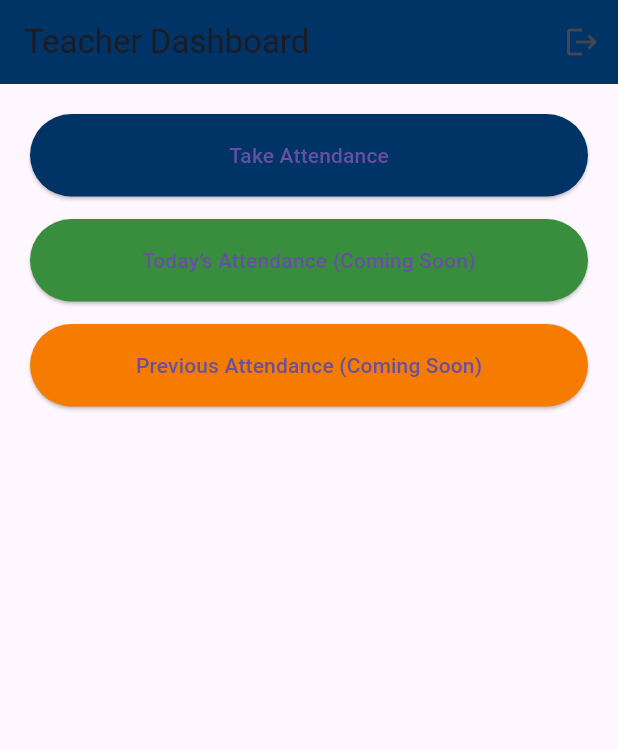
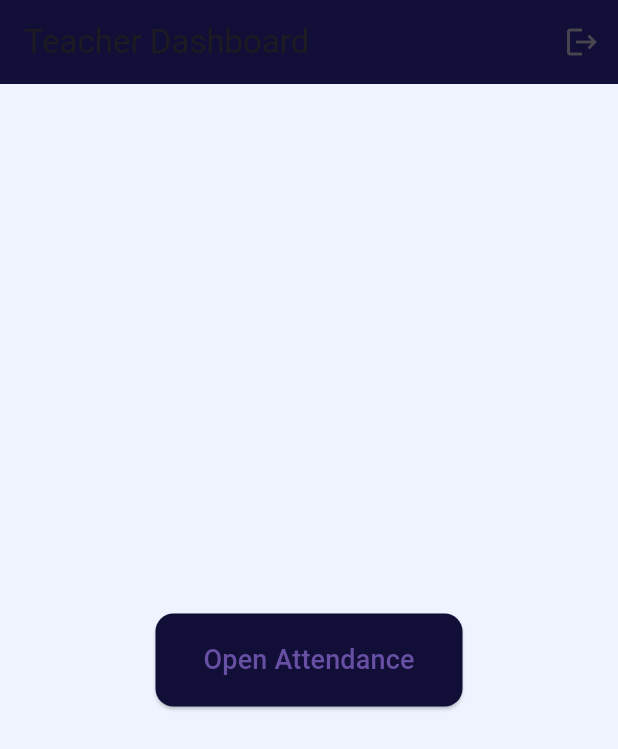
Before and after one commit to vidyakunj/vidyakunj-full-ready, a Flutter app: the TeacherDashboard screen opened directly, on a phone screen of 412 x 824 dp. Shown: the top 749 px of the screen. Run offline on Flutter 3.47's test engine with Material 3 defaults, Android fonts, the phone set to English and light mode, and no system bars; our stand-ins replace csv, file_picker, shared_preferences; accounts and stored records are empty.

Commit message:
Update teacher_dashboard.dart

```diff
--- a/lib/screens/teacher_dashboard.dart
+++ b/lib/screens/teacher_dashboard.dart
@@ -1,21 +1,29 @@
 import 'package:flutter/material.dart';
 import 'package:shared_preferences/shared_preferences.dart';
+
 import 'new_attendance_screen.dart';
+import 'login_screen.dart';
 
 class TeacherDashboard extends StatelessWidget {
   const TeacherDashboard({super.key});
 
   Future<void> _logout(BuildContext context) async {
     final prefs = await SharedPreferences.getInstance();
-    await prefs.clear();
-    Navigator.pushNamedAndRemoveUntil(context, '/', (route) => false);
+    await prefs.clear();  // delete all login data
+
+    Navigator.pushReplacement(
+      context,
+      MaterialPageRoute(builder: (_) => const LoginScreen()),
+    );
   }
 
   @override
   Widget build(BuildContext context) {
-    const navy = Color(0xff003366);
+    const navy = Color(0xFF110E38);
 
     return Scaffold(
+      backgroundColor: const Color(0xffeef3ff),
+
       appBar: AppBar(
         backgroundColor: navy,
         title: const Text("Teacher Dashboard"),
@@ -27,48 +35,30 @@ class TeacherDashboard extends StatelessWidget {
         ],
       ),
 
-      body: Padding(
+      body: Center(
+        child: Padding(
           padding: const EdgeInsets.all(20),
-        child: Column(
-          children: [
-
-            ElevatedButton(
+          child: ElevatedButton(
             style: ElevatedButton.styleFrom(
               backgroundColor: navy,
-                minimumSize: const Size(double.infinity, 55),
+              padding: const EdgeInsets.symmetric(horizontal: 32, vertical: 18),
+              shape: RoundedRectangleBorder(
+                borderRadius: BorderRadius.circular(12),
+              ),
+            ),
+            child: const Text(
+              "Open Attendance",
+              style: TextStyle(fontSize: 18),
             ),
             onPressed: () {
               Navigator.push(
                 context,
-                  MaterialPageRoute(builder: (_) => const NewAttendanceScreen()),
+                MaterialPageRoute(
+                  builder: (_) => const NewAttendanceScreen(),
+                ),
               );
             },
-              child: const Text("Take Attendance"),
           ),
-
-            const SizedBox(height: 15),
-
-            ElevatedButton(
-              style: ElevatedButton.styleFrom(
-                backgroundColor: Colors.green.shade700,
-                minimumSize: const Size(double.infinity, 55),
-              ),
-              onPressed: (){},
-              child: const Text("Today’s Attendance (Coming Soon)"),
-            ),
-
-            const SizedBox(height: 15),
-
-            ElevatedButton(
-              style: ElevatedButton.styleFrom(
-                backgroundColor: Colors.orange.shade700,
-                minimumSize: const Size(double.infinity, 55),
-              ),
-              onPressed: (){},
-              child: const Text("Previous Attendance (Coming Soon)"),
-            ),
-
-          ],
         ),
       ),
     );
```
Lines whose indentation alone changed are shown as unchanged.
